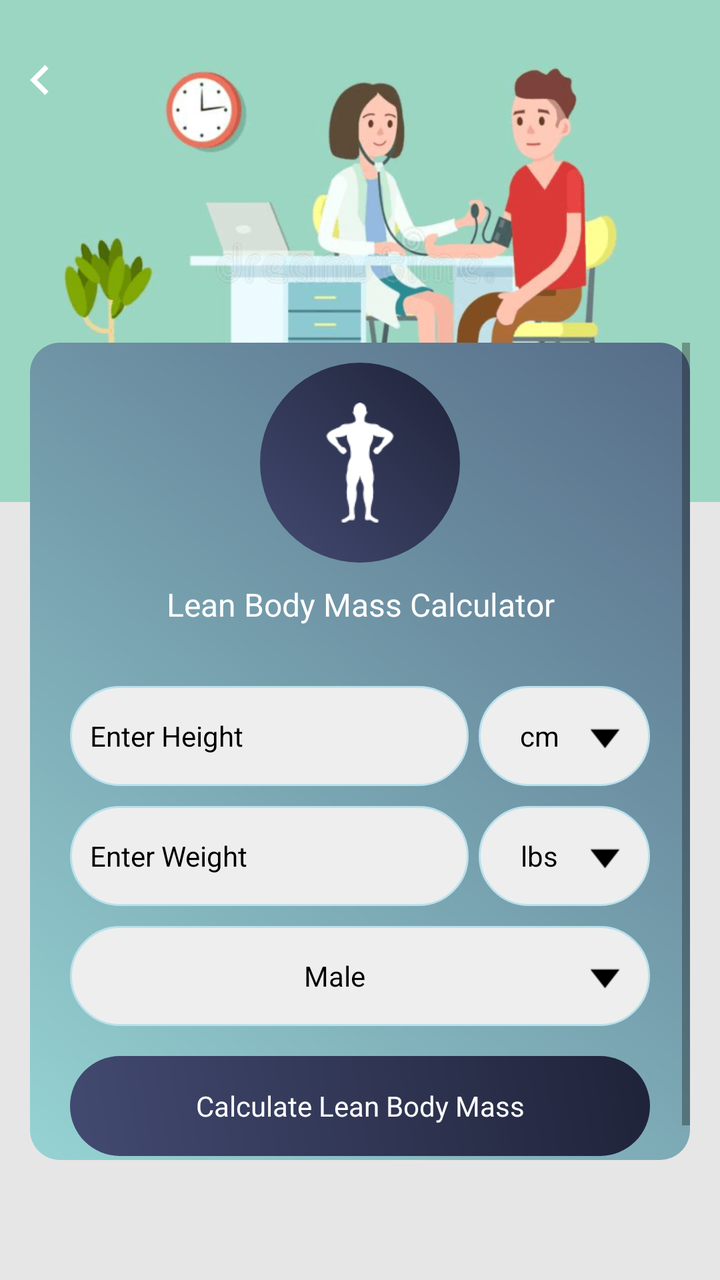
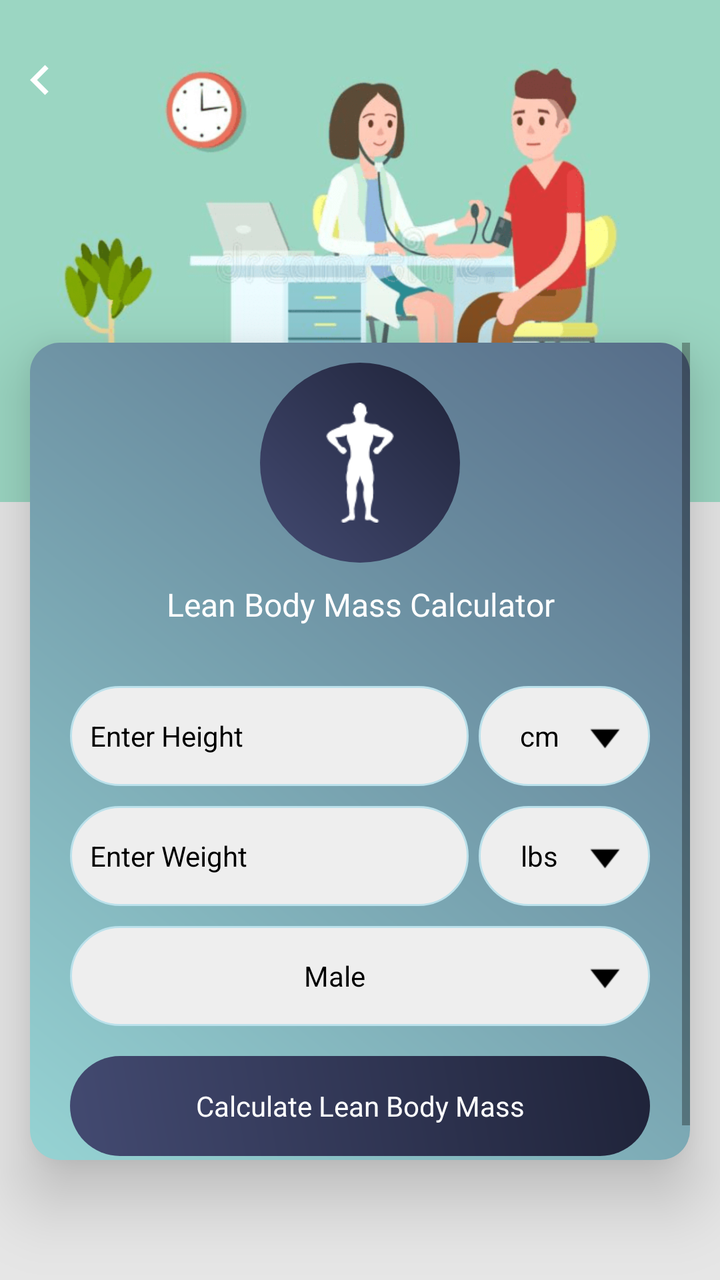

Screens rendered from an Android XML layout before and after an edit, with the pre-edit source and the edit as a unified diff.
<!-- AndroidManifest.xml: application theme AppTheme -->
<!-- res/layout/lean_body_mass.xml -->
<?xml version="1.0" encoding="utf-8"?>
<RelativeLayout xmlns:android="http://schemas.android.com/apk/res/android"
    xmlns:aapt="http://schemas.android.com/aapt"
    xmlns:app="http://schemas.android.com/apk/res-auto"
    android:layout_width="match_parent"
    android:layout_height="match_parent"
    android:background="@color/gray_color"
    android:orientation="vertical">

    <RelativeLayout
        android:id="@+id/banner"
        android:layout_width="match_parent"
        android:layout_height="wrap_content"
        android:background="@mipmap/calculator_banner_2">

    </RelativeLayout>

    <ImageView
        android:id="@+id/iv_back"
        android:layout_width="40dp"
        android:layout_height="40dp"
        android:layout_alignParentLeft="true"
        android:layout_alignParentTop="true"
        android:layout_marginTop="20dp"
        android:padding="5dp"
        android:src="@drawable/ic_chevron_left_white_24dp" />


    <LinearLayout
        android:id="@+id/cardviewone"
        android:layout_marginBottom="60dp"
        android:layout_width="match_parent"
        android:layout_height="wrap_content"
        android:layout_below="@+id/banner"
        android:layout_marginLeft="@dimen/text_15"
        android:layout_marginTop="-80dp"
        android:layout_marginRight="@dimen/text_15"
        android:orientation="horizontal"
        android:background="@drawable/a2_grad_black"
        app:cardElevation="20dip">


        <ScrollView
            android:layout_width="match_parent"
            android:layout_height="wrap_content"
            android:layout_above="@+id/normal_ad_include"
            android:layout_below="@+id/tv_lean_body_mass">

            <LinearLayout
                android:layout_width="match_parent"
                android:layout_height="wrap_content"
                android:orientation="vertical">


                <RelativeLayout
                    android:layout_width="match_parent"
                    android:layout_height="wrap_content"
                    android:layout_above="@+id/cardviewone"
                    android:layout_marginTop="10dp">

                    <RelativeLayout
                        android:id="@+id/rel12"
                        android:layout_width="100dp"
                        android:layout_height="100dp"
                        android:layout_centerInParent="true"
                        android:background="@drawable/a3_grad">

                        <ImageView
                            android:id="@+id/iv_lean_body_mass"
                            android:layout_width="60dp"
                            android:layout_height="60dp"
                            android:layout_centerInParent="true"
                            android:layout_centerHorizontal="true"
                            android:src="@drawable/img_lean_body_mass" />
                    </RelativeLayout>
                </RelativeLayout>


                <TextView
                    android:id="@+id/tv_lean_body_mass"
                    android:layout_width="match_parent"
                    android:layout_height="wrap_content"
                    android:layout_below="@+id/rel12"
                    android:layout_centerHorizontal="true"
                    android:layout_margin="10dp"
                    android:text="@string/lean_body_mass"
                    android:textAlignment="center"
                    android:textColor="@color/white"
                    android:textSize="@dimen/textsize_16" />

                <LinearLayout
                    android:id="@+id/ll_bmr"
                    android:layout_width="match_parent"
                    android:layout_height="wrap_content"
                    android:layout_centerInParent="true"
                    android:layout_margin="20dp"
                    android:orientation="vertical">

                    <LinearLayout
                        android:layout_width="match_parent"
                        android:layout_height="wrap_content"
                        android:layout_centerInParent="true"
                        android:orientation="horizontal"
                        android:weightSum="10">

                        <EditText
                            android:id="@+id/et_height"
                            android:layout_width="0dp"
                            android:layout_height="50dp"
                            android:layout_weight="7"
                            android:background="@drawable/corner2"
                            android:hint="@string/Enter_Height"
                            android:imeOptions="actionPrevious"
                            android:inputType="numberDecimal"
                            android:paddingLeft="10dp"
                            android:textColor="@color/black"
                            android:textColorHint="@color/black"
                            android:textSize="@dimen/textsize_14" />

                        <TextView
                            android:id="@+id/tv_heightunit"
                            android:layout_width="0dp"
                            android:layout_height="match_parent"
                            android:layout_marginLeft="5dp"
                            android:layout_weight="3"
                            android:background="@drawable/corner2"
                            android:drawableRight="@mipmap/down"
                            android:gravity="center"
                            android:padding="10dp"
                            android:text="@string/cm"
                            android:textColor="@color/black"
                            android:textColorHint="@color/black"
                            android:textSize="@dimen/textsize_14" />
                    </LinearLayout>

                    <LinearLayout
                        android:layout_width="match_parent"
                        android:layout_height="wrap_content"
                        android:layout_centerInParent="true"
                        android:layout_marginTop="10dp"
                        android:orientation="horizontal"
                        android:weightSum="10">

                        <EditText
                            android:id="@+id/et_weight"
                            android:layout_width="0dp"
                            android:layout_height="50dp"
                            android:layout_weight="7"
                            android:background="@drawable/corner2"
                            android:hint="@string/Enter_Weight"
                            android:imeOptions="actionPrevious"
                            android:inputType="numberDecimal"
                            android:paddingLeft="10dp"
                            android:textColor="@color/black"
                            android:textColorHint="@color/black"
                            android:textSize="@dimen/textsize_14" />

                        <TextView
                            android:id="@+id/tv_weightunit"
                            android:layout_width="0dp"
                            android:layout_height="match_parent"
                            android:layout_marginLeft="5dp"
                            android:layout_weight="3"
                            android:background="@drawable/corner2"
                            android:drawableRight="@mipmap/down"
                            android:gravity="center"
                            android:padding="10dp"
                            android:text="@string/lbs"
                            android:textColor="@color/black"
                            android:textColorHint="@color/black"
                            android:textSize="@dimen/textsize_14" />
                    </LinearLayout>

                    <LinearLayout
                        android:id="@+id/llbodyfat"
                        android:layout_width="match_parent"
                        android:layout_height="50dp"
                        android:layout_marginTop="10dp"
                        android:orientation="horizontal">

                        <TextView
                            android:id="@+id/tv_genderunit"
                            android:layout_width="0dp"
                            android:layout_height="match_parent"
                            android:layout_weight="7"
                            android:background="@drawable/corner2"
                            android:gravity="fill"
                            android:inputType="numberDecimal"
                            android:paddingLeft="10dp"
                            android:text="@string/Male"
                            android:textColor="@color/black"
                            android:textColorHint="@color/black"
                            android:textSize="@dimen/textsize_14"
                            android:visibility="gone" />

                        <TextView
                            android:id="@+id/tv_gender"
                            android:layout_width="0dp"
                            android:layout_height="match_parent"
                            android:layout_weight="3"
                            android:background="@drawable/corner2"
                            android:drawableRight="@mipmap/down"
                            android:gravity="center"
                            android:padding="10dp"
                            android:paddingLeft="10dp"
                            android:text="@string/Male"
                            android:textColor="@color/black"
                            android:textColorHint="@color/black"
                            android:textSize="@dimen/textsize_14" />
                    </LinearLayout>

                    <TextView
                        android:id="@+id/tv_search_bmr"
                        android:layout_width="match_parent"
                        android:layout_height="50dp"
                        android:layout_marginTop="15dp"
                        android:background="@drawable/a3_grad"
                        android:gravity="center"
                        android:text="@string/calculate_lean_body_mass"
                        android:textColor="@color/white"
                        android:textColorHint="@color/white"
                        android:textSize="@dimen/textsize_14" />
                </LinearLayout>
            </LinearLayout>
        </ScrollView>

    </LinearLayout>

    <LinearLayout
        android:id="@+id/normal_ad_include"
        android:layout_width="match_parent"
        android:layout_height="wrap_content"
        android:orientation="vertical"
        android:gravity="center"
        android:layout_alignParentBottom="true"/>
</RelativeLayout>
<!-- resources referenced by this layout -->
<resources>
  <color name="black">#000000</color>
  <color name="gray_color">#E6E6E6</color>
  <color name="white">#ffffff</color>
  <dimen name="text_15">15sp</dimen>
  <dimen name="textsize_14">14sp</dimen>
  <dimen name="textsize_16">16sp</dimen>
  <!-- drawable a2_grad_black (drawable) -->
  <?xml version="1.0" encoding="utf-8"?>
  <shape xmlns:android="http://schemas.android.com/apk/res/android">
      <gradient
          android:angle="225"
          android:endColor="#96D3D3"
          android:startColor="#566C88" />
  
      <corners android:radius="15dp"/>
  
  </shape>
  <!-- drawable a3_grad (drawable) -->
  <?xml version="1.0" encoding="utf-8"?>
  <shape xmlns:android="http://schemas.android.com/apk/res/android">
  <gradient
      android:angle="225"
      android:endColor="#434A71"
      android:startColor="#1F2339" />
  
  <corners android:radius="200dp"/>
  
  </shape>
  <!-- drawable corner2 (drawable) -->
  <?xml version="1.0" encoding="utf-8"?>
  <shape xmlns:android="http://schemas.android.com/apk/res/android"
      android:shape="rectangle">
  
  
      <stroke
          android:width="1dp"
          android:color="#BBE1EB"/>
  
      <corners android:radius="200dp"/>
  
      <solid
          android:color="#EEEEEE"/>
  
  </shape>
  <!-- drawable ic_chevron_left_white_24dp (drawable) -->
  <vector android:height="24dp" android:tint="#FFFFFF"
      android:viewportHeight="24" android:viewportWidth="24"
      android:width="24dp" xmlns:android="http://schemas.android.com/apk/res/android">
      <path android:fillColor="@android:color/white" android:pathData="M15.41,7.41L14,6l-6,6 6,6 1.41,-1.41L10.83,12z"/>
  </vector>
  <!-- drawable img_lean_body_mass: png bitmap (drawable, 1322 bytes) -->
  <!-- mipmap calculator_banner_2: png bitmap (mipmap-xhdpi, 70074 bytes) -->
  <!-- mipmap down: png bitmap (mipmap-xhdpi, 325 bytes) -->
  <string name="Enter_Height">Enter Height</string>
  <string name="Enter_Weight">Enter Weight</string>
  <string name="Male">Male</string>
  <string name="calculate_lean_body_mass">Calculate Lean Body Mass</string>
  <string name="cm">cm</string>
  <string name="lbs">lbs</string>
  <string name="lean_body_mass">Lean Body Mass Calculator</string>
  <style name="AppTheme" parent="Theme.AppCompat.Light.DarkActionBar">
          
          <item name="colorPrimary">@color/colorPrimary</item>
          <item name="colorPrimaryDark">@color/colorPrimaryDark</item>
          <item name="colorAccent">@color/colorAccent</item>
      </style>
  <color name="colorPrimary">#434A71</color>
  <color name="colorPrimaryDark">#1F2339</color>
  <color name="colorAccent">#1F2339</color>
</resources>

<!-- the commit's change to res/layout/lean_body_mass.xml (unified diff, before → after) -->
@@ -37,7 +37,7 @@
         android:layout_marginRight="@dimen/text_15"
         android:orientation="horizontal"
         android:background="@drawable/a2_grad_black"
-        app:cardElevation="20dip">
+        android:elevation="20dp">
 
 
         <ScrollView
